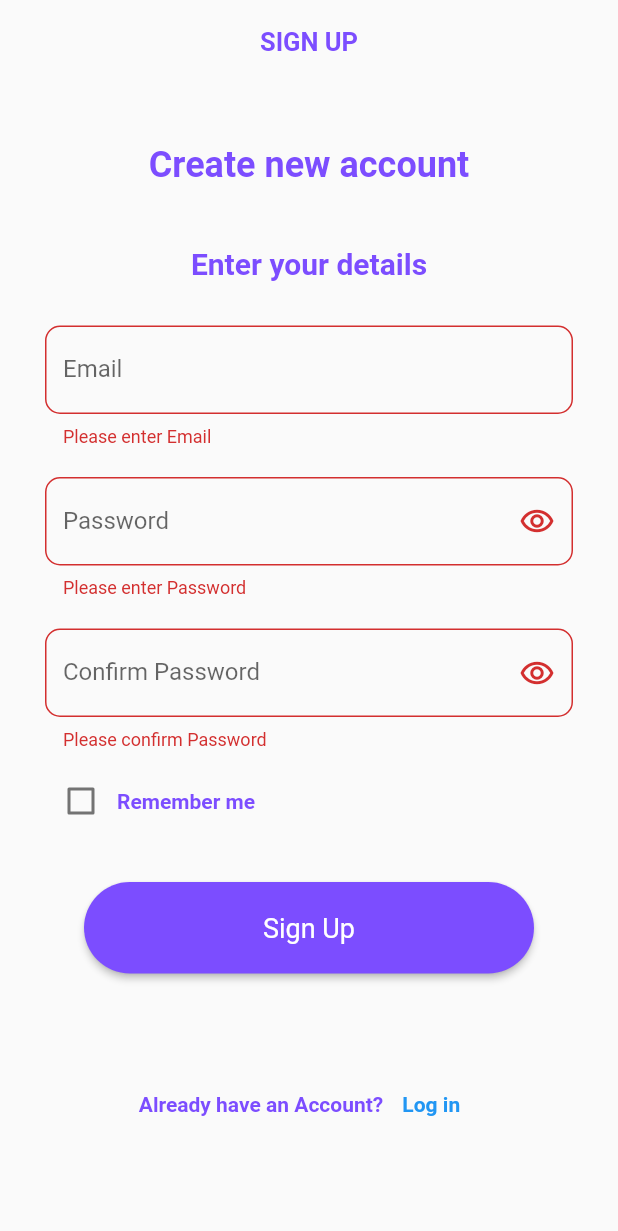
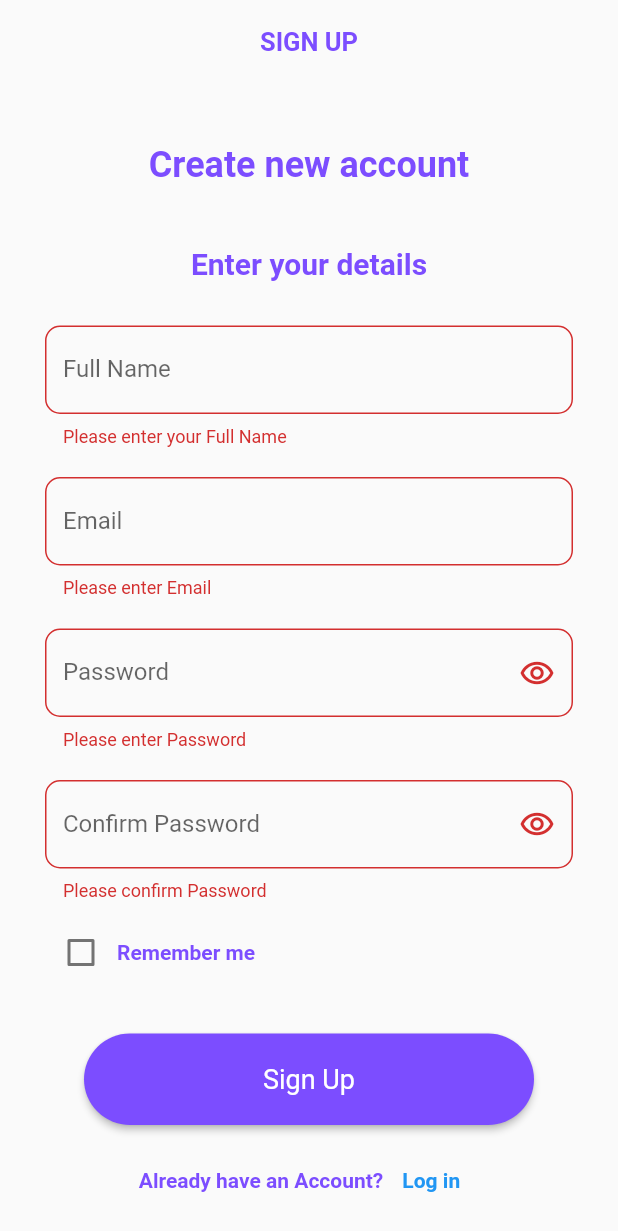
Before and after one commit to ketan-sharmaa/intern-task, a Flutter app: the CreateAccountScreen screen opened directly with empty values, after a tap on "Sign Up", on a phone screen of 412 x 824 dp. Shown: the top 1231 px of the screen. Run offline on Flutter 3.47's test engine with Material 2 defaults, Android fonts, the phone set to English and light mode, and no system bars; our stand-ins replace cloud_firestore, firebase_auth, firebase_core; accounts and stored records are empty.

```diff
--- a/lib/screens/bookclass_screen.dart
+++ b/lib/screens/bookclass_screen.dart
@@ -20,7 +20,7 @@ class _BookClassScreenState extends State<BookClassScreen> {
                   Navigator.pop(context);
                 },
                 icon: const Icon(Icons.arrow_back_ios_sharp))),
-        body: CourseTiles(),
+        body: const CourseTiles(),
       ),
     );
   }
--- a/lib/screens/createaccount_screen.dart
+++ b/lib/screens/createaccount_screen.dart
@@ -15,13 +15,18 @@ class _CreateAccountScreenState extends State<CreateAccountScreen> {
   final _emailController = TextEditingController();
   final _passwordController = TextEditingController();
   final _confirmPasswordController = TextEditingController();
+  final _fullNameController = TextEditingController();
+
   bool _hidePassword = true;
   bool _hideConfirmPassword = true;
+
 
   @override
   void dispose() {
     _emailController.dispose();
     _passwordController.dispose();
+    _confirmPasswordController.dispose();
+    _fullNameController.dispose();
     super.dispose();
   }
 
@@ -52,6 +57,18 @@ class _CreateAccountScreenState extends State<CreateAccountScreen> {
               child: Padding(
                 padding: const EdgeInsets.symmetric(horizontal: 30),
                 child: Column(children: [
+                  TextFormField(
+                    controller: _fullNameController,
+                    autovalidateMode: AutovalidateMode.onUserInteraction,
+                    validator: (value) {
+                      if (value!.isEmpty) {
+                        return 'Please enter your Full Name';
+                      }
+                      return null;
+                    },
+                    decoration: const InputDecoration(labelText: 'Full Name'),
+                  ),
+                  const SizedBox(height: 20),
                   TextFormField(
                     controller: _emailController,
                     autovalidateMode: AutovalidateMode.onUserInteraction,
@@ -117,9 +134,14 @@ class _CreateAccountScreenState extends State<CreateAccountScreen> {
                       if (_formKey.currentState!.validate() &&
                           _passwordController.text ==
                               _confirmPasswordController.text) {
-                        Authentication().signUp(
+                        await Authentication().signUp(
                             email: _emailController.text.trim(),
                             password: _passwordController.text);
+                        await Authentication().addUserDetails(
+                          _fullNameController.text.trim(),
+                          _emailController.text.trim(),
+                        );
+
                       }
                     },
                     child: const Text('Sign Up'),
--- a/lib/screens/myclasses_screen.dart
+++ b/lib/screens/myclasses_screen.dart
@@ -1,7 +1,6 @@
 import 'package:flutter/material.dart';
 import 'package:intern_task/util/classes.dart';
 import 'package:intern_task/util/widget/card/card_items.dart';
-import 'package:intern_task/util/widget/card/course_tile_list.dart';
 
 class MyClassesScreen extends StatefulWidget {
   const MyClassesScreen({super.key});
@@ -23,7 +22,7 @@ class _MyClassesScreenState extends State<MyClassesScreen> {
         body: ListView.builder(
           itemCount: _courses.courses.length,
           itemBuilder: (BuildContext context, int index) {
-            return classTile(item: CourseClass.items[index]);
+            return classTile(item: _courses.courses[index]);
           },
         ),
       ),
```
Also changed, not shown: lib/util/authentication/authentication_service.dart (+12 -2 lines), lib/util/classes.dart (+1 -6 lines), lib/util/widget/card/card_items.dart (+82 -32 lines), lib/util/widget/card/course_card_list.dart (+28 -19 lines), lib/util/widget/card/course_tile_list.dart (+7 -6 lines).
